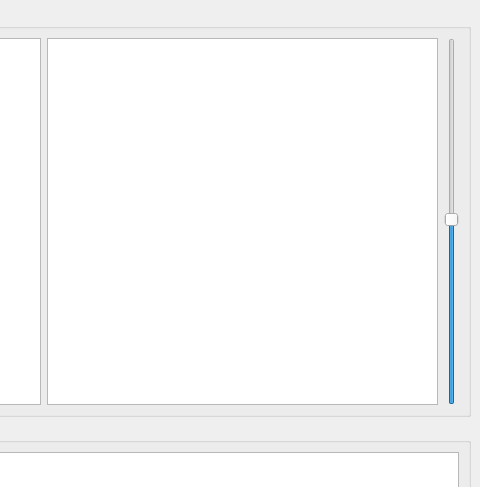
Qt form Team13/Code13/src/autotester_gui/src/mainwindow.ui (waynewee/static-program-analyzer) before a commit; both pictures show x 372 to 852 and y 0 to 487 of the 852 by 751 pixel window.
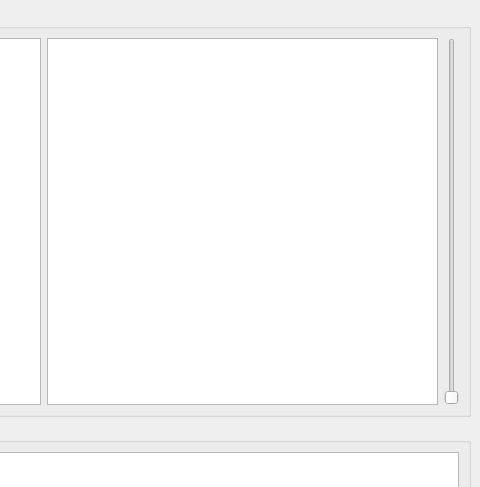
The same form after that commit. Custom widgets are drawn as their Qt base class.

Diff of the .ui file:
```diff
--- a/Team13/Code13/src/autotester_gui/src/mainwindow.ui
+++ b/Team13/Code13/src/autotester_gui/src/mainwindow.ui
@@ -30,7 +30,10 @@
        <item>
         <widget class="QSlider" name="verticalSlider">
          <property name="value">
-          <number>50</number>
+          <number>0</number>
+         </property>
+         <property name="sliderPosition">
+          <number>0</number>
          </property>
          <property name="orientation">
           <enum>Qt::Vertical</enum>
```
